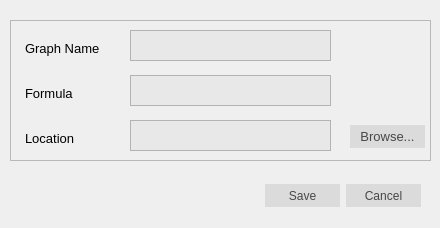
The window that dlgsavegraph.ui (rddealwis/Formular_Calculator_and_Integrator) describes before a commit, drawn with Qt 5.
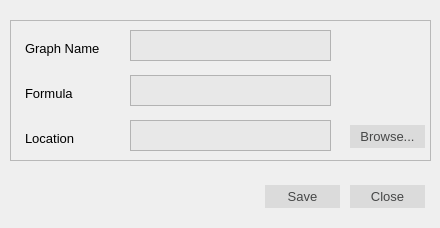
The same window after the commit. Icons and pictures are not drawn.

Diff of the .ui file:
```diff
--- a/dlgsavegraph.ui
+++ b/dlgsavegraph.ui
@@ -26,34 +26,6 @@
     <selectedon>:/resources/resources/windowicon.png</selectedon>
    </iconset>
   </property>
-  <widget class="QDialogButtonBox" name="buttonBox">
-   <property name="geometry">
-    <rect>
-     <x>10</x>
-     <y>180</y>
-     <width>411</width>
-     <height>32</height>
-    </rect>
-   </property>
-   <property name="styleSheet">
-    <string notr="true">QPushButton{
- 	background-color: #dbdbdb;
-    border: 2px;
-	color:#464747;
-	width:75px;
-	height:23px;
-
-}
-
-QPushButton:hover{background-color:#40bd9e; color:white;}</string>
-   </property>
-   <property name="orientation">
-    <enum>Qt::Horizontal</enum>
-   </property>
-   <property name="standardButtons">
-    <set>QDialogButtonBox::Cancel|QDialogButtonBox::Save</set>
-   </property>
-  </widget>
   <widget class="QFrame" name="frmLocation">
    <property name="geometry">
     <rect>
@@ -222,6 +194,64 @@
     </property>
    </widget>
   </widget>
+  <widget class="QPushButton" name="pbSaveGraph">
+   <property name="geometry">
+    <rect>
+     <x>265</x>
+     <y>185</y>
+     <width>75</width>
+     <height>23</height>
+    </rect>
+   </property>
+   <property name="font">
+    <font>
+     <family>Lao UI</family>
+     <pointsize>10</pointsize>
+    </font>
+   </property>
+   <property name="styleSheet">
+    <string notr="true">QPushButton{
+ 	background-color: #dbdbdb;
+    border: 2px;
+	color:#464747;
+
+}
+
+QPushButton:hover{background-color:#40bd9e; color:white;}</string>
+   </property>
+   <property name="text">
+    <string>Save</string>
+   </property>
+  </widget>
+  <widget class="QPushButton" name="pbClose">
+   <property name="geometry">
+    <rect>
+     <x>350</x>
+     <y>185</y>
+     <width>75</width>
+     <height>23</height>
+    </rect>
+   </property>
+   <property name="font">
+    <font>
+     <family>Lao UI</family>
+     <pointsize>10</pointsize>
+    </font>
+   </property>
+   <property name="styleSheet">
+    <string notr="true">QPushButton{
+ 	background-color: #dbdbdb;
+    border: 2px;
+	color:#464747;
+
+}
+
+QPushButton:hover{background-color:#40bd9e; color:white;}</string>
+   </property>
+   <property name="text">
+    <string>Close</string>
+   </property>
+  </widget>
  </widget>
  <resources/>
  <connections>
```
Left out of the diff: 35 changed lines with no effect on the pictures.
